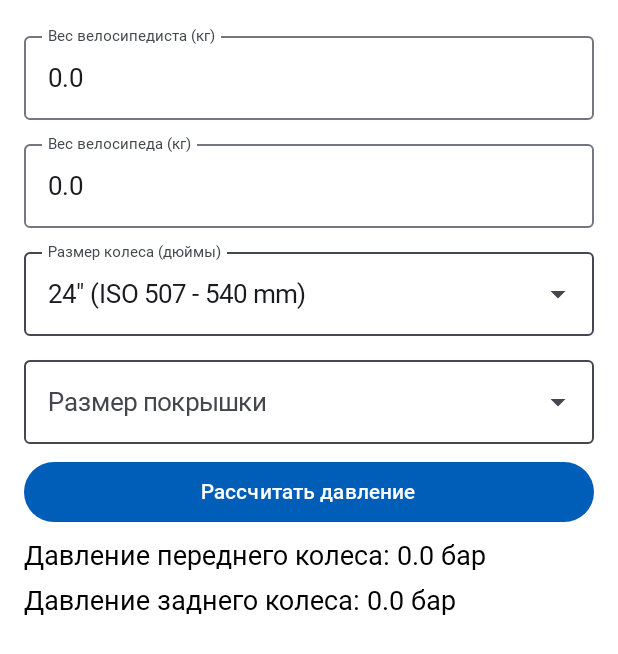
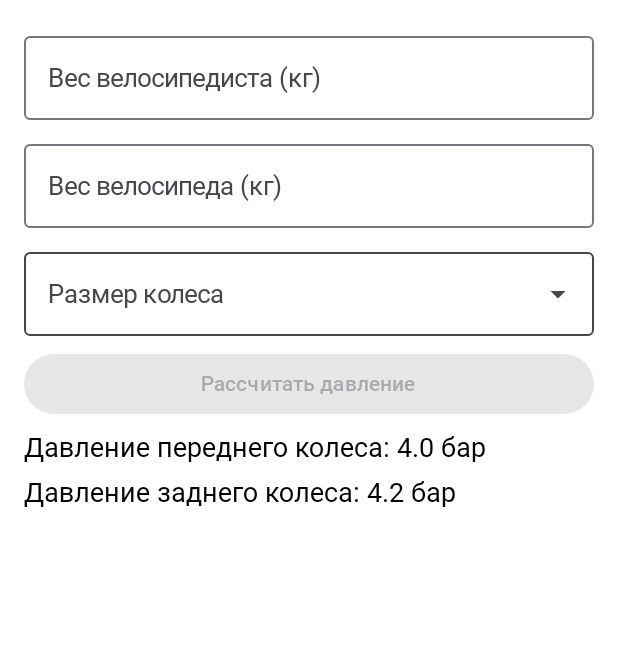
Before and after one commit to filin2hat/BikeCalc, an Android app built with Jetpack Compose: the @Preview function PressureCalculatorScreenPreview, on a phone screen of 412 x 824 dp. Shown: the top 654 px of the screen. Run offline under Robolectric (Android 15) with nearby library versions, the phone set to English and light mode, and no system bars; our stand-ins replace Dagger/Hilt's generated code.

Commit message:
Улучшения логики UI

```diff
--- a/app/src/main/kotlin/dev/filinhat/bikepressurecalc/data/repository/PressureCalcRepositoryImpl.kt
+++ b/app/src/main/kotlin/dev/filinhat/bikepressurecalc/data/repository/PressureCalcRepositoryImpl.kt
@@ -2,7 +2,6 @@ package dev.filinhat.bikepressurecalc.data.repository
 
 import dev.filinhat.bikepressurecalc.common.enums.TireSize
 import dev.filinhat.bikepressurecalc.common.enums.WheelSize
-import kotlinx.coroutines.delay
 import kotlinx.coroutines.flow.Flow
 import kotlinx.coroutines.flow.flow
 import javax.inject.Inject
@@ -14,7 +13,6 @@ class PressureCalcRepositoryImpl @Inject constructor() : PressureCalcRepository
         wheelSize: WheelSize,
         tireSize: TireSize
     ): Flow<Pair<Double, Double>> = flow {
-        delay(500)
         val (frontPressure, rearPressure) =
             when (wheelSize) {
                 WheelSize.Inches28 -> {
--- a/app/src/main/kotlin/dev/filinhat/bikepressurecalc/presentation/screen/PressureCalculatorScreen.kt
+++ b/app/src/main/kotlin/dev/filinhat/bikepressurecalc/presentation/screen/PressureCalculatorScreen.kt
@@ -1,6 +1,9 @@
 package dev.filinhat.bikepressurecalc.presentation.screen
 
 import android.widget.Toast
+import androidx.compose.animation.AnimatedVisibility
+import androidx.compose.animation.expandVertically
+import androidx.compose.animation.shrinkVertically
 import androidx.compose.foundation.layout.Arrangement
 import androidx.compose.foundation.layout.Box
 import androidx.compose.foundation.layout.Column
@@ -8,9 +11,11 @@ import androidx.compose.foundation.layout.fillMaxSize
 import androidx.compose.foundation.layout.fillMaxWidth
 import androidx.compose.foundation.layout.padding
 import androidx.compose.foundation.rememberScrollState
+import androidx.compose.foundation.text.KeyboardOptions
 import androidx.compose.foundation.verticalScroll
 import androidx.compose.material3.Button
 import androidx.compose.material3.CircularProgressIndicator
+import androidx.compose.material3.MaterialTheme
 import androidx.compose.material3.OutlinedTextField
 import androidx.compose.material3.Text
 import androidx.compose.runtime.Composable
@@ -21,11 +26,16 @@ import androidx.compose.runtime.setValue
 import androidx.compose.ui.Alignment
 import androidx.compose.ui.Modifier
 import androidx.compose.ui.platform.LocalContext
+import androidx.compose.ui.platform.LocalFocusManager
+import androidx.compose.ui.platform.LocalSoftwareKeyboardController
+import androidx.compose.ui.res.stringResource
+import androidx.compose.ui.text.input.KeyboardType
 import androidx.compose.ui.tooling.preview.Preview
 import androidx.compose.ui.unit.dp
 import androidx.compose.ui.unit.sp
 import androidx.hilt.navigation.compose.hiltViewModel
 import androidx.lifecycle.compose.collectAsStateWithLifecycle
+import dev.filin2hat.bikepressurecalc.R
 import dev.filinhat.bikepressurecalc.common.enums.TireSize
 import dev.filinhat.bikepressurecalc.common.enums.TireSize24Inches
 import dev.filinhat.bikepressurecalc.common.enums.TireSize26Inches
@@ -35,6 +45,8 @@ import dev.filinhat.bikepressurecalc.common.enums.TireSize29Inches
 import dev.filinhat.bikepressurecalc.common.enums.WheelSize
 import dev.filinhat.bikepressurecalc.presentation.ui.kit.DropdownMenu
 import dev.filinhat.bikepressurecalc.presentation.ui.theme.ApplicationTheme
+import dev.filinhat.bikepressurecalc.presentation.util.validateBikeWeight
+import dev.filinhat.bikepressurecalc.presentation.util.validateRiderWeight
 import kotlinx.collections.immutable.toPersistentList
 
 @Composable
@@ -71,11 +83,17 @@ private fun PressureCalculatorScreen(
         tireSize: TireSize
     ) -> Unit = { _, _, _, _ -> }
 ) {
+    val keyboardController = LocalSoftwareKeyboardController.current
+    val focusManager = LocalFocusManager.current
     val context = LocalContext.current
-    var riderWeight by rememberSaveable { mutableStateOf("0.0") }
-    var bikeWeight by rememberSaveable { mutableStateOf("0.0") }
-    var wheelSize by rememberSaveable { mutableStateOf(WheelSize.entries.first()) }
+    var riderWeight: String by rememberSaveable { mutableStateOf("") }
+    var bikeWeight: String by rememberSaveable { mutableStateOf("") }
+    var wheelSize: WheelSize? by rememberSaveable { mutableStateOf(null) }
     var tireSize: TireSize? by rememberSaveable { mutableStateOf(null) }
+    var wrongRiderWeight by rememberSaveable { mutableStateOf(false) }
+    var wrongBikeWeight by rememberSaveable { mutableStateOf(false) }
+
+    var expanded by rememberSaveable { mutableStateOf(false) }
 
     when (uiState) {
         PressureCalculatorViewModel.UiState.Loading -> {
@@ -101,33 +119,74 @@ private fun PressureCalculatorScreen(
             ) {
                 OutlinedTextField(
                     value = riderWeight,
-                    onValueChange = { riderWeight = it },
-                    label = { Text("Вес велосипедиста (кг)") },
-                    modifier = Modifier.fillMaxWidth()
+                    onValueChange = {
+                        riderWeight = if (it.startsWith("0")) {
+                            it.trimStart('0')
+                        } else {
+                            it
+                        }
+                        wrongRiderWeight = !validateRiderWeight(riderWeight)
+                    },
+                    label = { Text(stringResource(R.string.rider_weight_kg)) },
+                    modifier = Modifier.fillMaxWidth(),
+                    isError = wrongRiderWeight,
+                    keyboardOptions = KeyboardOptions(keyboardType = KeyboardType.Number)
                 )
+                if (wrongRiderWeight) {
+                    Text(
+                        text = stringResource(R.string.rider_weight_incorrect),
+                        color = MaterialTheme.colorScheme.error,
+                        fontSize = 12.sp
+                    )
+                }
 
                 OutlinedTextField(
                     value = bikeWeight,
-                    onValueChange = { bikeWeight = it },
-                    label = { Text("Вес велосипеда (кг)") },
-                    modifier = Modifier.fillMaxWidth()
+                    onValueChange = {
+                        bikeWeight = if (it.startsWith("0")) {
+                            it.trimStart('0')
+                        } else {
+                            it
+                        }
+                        wrongBikeWeight = !validateBikeWeight(bikeWeight)
+                    },
+                    label = { Text(stringResource(R.string.bike_weight_kg)) },
+                    modifier = Modifier.fillMaxWidth(),
+                    isError = wrongBikeWeight,
+                    keyboardOptions = KeyboardOptions(keyboardType = KeyboardType.Number)
                 )
+                if (wrongBikeWeight) {
+                    Text(
+                        text = stringResource(R.string.bike_weight_incorrect),
+                        color = MaterialTheme.colorScheme.error,
+                        fontSize = 12.sp
+                    )
+                }
 
                 DropdownMenu(
                     onItemSelected = {
+                        if (it != wheelSize) {
+                            tireSize = null
+                            expanded = false
+                        }
                         wheelSize = it
-                        tireSize = null
+                        expanded = true
                     },
-                    label = "Размер колеса (дюймы)",
+                    label = stringResource(R.string.wheel_size),
                     items = WheelSize.entries.toPersistentList(),
                     value = wheelSize,
                     modifier = Modifier.fillMaxWidth(),
                     itemLabel = { it?.nameSize }
                 )
 
+                AnimatedVisibility(
+                    visible = expanded,
+                    enter = expandVertically(),
+                    exit = shrinkVertically()
+                ) {
                     DropdownMenu(
                         onItemSelected = { tireSize = it },
-                    label = "Размер покрышки",
+                        label = stringResource(R.string.tire_size),
                         items =
                         when (wheelSize) {
                             WheelSize.Inches24 -> TireSize24Inches.entries.toPersistentList()
@@ -135,24 +194,37 @@ private fun PressureCalculatorScreen(
                             WheelSize.Inches275 -> TireSize275Inches.entries.toPersistentList()
                             WheelSize.Inches28 -> TireSize28Inches.entries.toPersistentList()
                             WheelSize.Inches29 -> TireSize29Inches.entries.toPersistentList()
+                            else -> null
                         },
                         value = tireSize,
                         modifier = Modifier.fillMaxWidth(),
                         itemLabel = { it?.nameSize }
                     )
 
+                }
+
                 Button(
                     onClick = {
                         onCalcPressure(
                             bikeWeight.toDouble(),
                             riderWeight.toDouble(),
-                            wheelSize,
+                            wheelSize ?: return@Button,
                             tireSize ?: return@Button
                         )
+                        keyboardController?.hide()
+                        focusManager.clearFocus()
                     },
+                    enabled = validateIfEmpty(
+                        wrongRiderWeight,
+                        wrongBikeWeight,
+                        wheelSize,
+                        tireSize,
+                        riderWeight,
+                        bikeWeight
+                    ),
                     modifier = Modifier.fillMaxWidth()
                 ) {
-                    Text("Рассчитать давление")
+                    Text(stringResource(R.string.calculate_pressure))
                 }
 
                 Text(
@@ -168,11 +240,26 @@ private fun PressureCalculatorScreen(
     }
 }
 
-@Preview(showBackground = true)
+@Composable
+private fun validateIfEmpty(
+    wrongRiderWeight: Boolean,
+    wrongBikeWeight: Boolean,
+    wheelSize: WheelSize?,
+    tireSize: TireSize?,
+    riderWeight: String,
+    bikeWeight: String
+) = !wrongRiderWeight && !wrongBikeWeight && wheelSize != null &&
+        tireSize != null && riderWeight.isNotEmpty() && bikeWeight.isNotEmpty()
+
+@Preview(showBackground = true, showSystemUi = true)
 @Composable
 private fun PressureCalculatorScreenPreview() {
     ApplicationTheme {
         PressureCalculatorScreen(
+            uiState = PressureCalculatorViewModel.UiState.Success(
+                result = Pair(4.0, 4.2)
+            ),
+            onCalcPressure = { _, _, _, _ -> },
             modifier = Modifier
         )
     }
--- a/app/src/main/res/values/strings.xml
+++ b/app/src/main/res/values/strings.xml
@@ -1,3 +1,10 @@
 <resources>
     <string name="app_name">Bike Pressure Calc</string>
+    <string name="rider_weight_kg">Вес велосипедиста (кг)</string>
+    <string name="rider_weight_incorrect">Укажите корректный вес велосипедиста</string>
+    <string name="bike_weight_kg">Вес велосипеда (кг)</string>
+    <string name="bike_weight_incorrect">Укажите корректный вес велосипеда</string>
+    <string name="wheel_size">Размер колеса</string>
+    <string name="tire_size">Размер покрышки</string>
+    <string name="calculate_pressure">Рассчитать давление</string>
 </resources>
```
Also changed, not shown: app/src/main/kotlin/dev/filinhat/bikepressurecalc/presentation/ui/kit/DropdownMenu.kt (+5 -5 lines), app/src/main/kotlin/dev/filinhat/bikepressurecalc/presentation/util/ValidateInput.kt (added, +10 -0 lines). Lines whose indentation alone changed are shown as unchanged.
